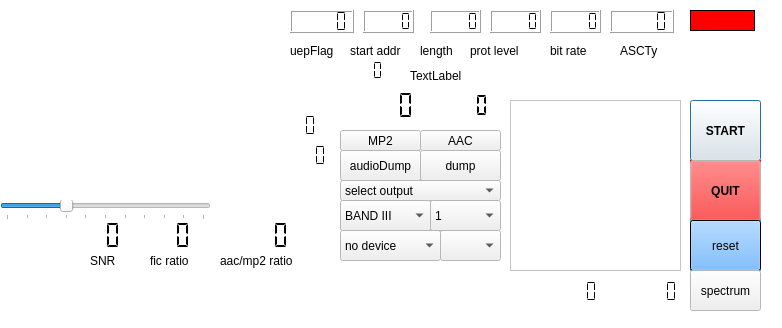
Qt form sdrgui.ui (AlbrechtL/sdr-j-dab) before a commit.
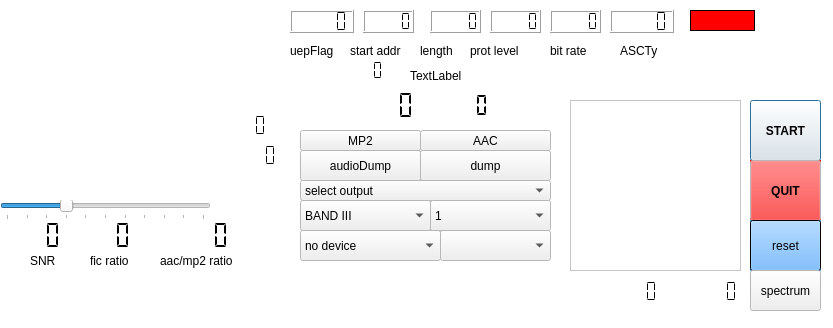
The same form after that commit. Custom widgets are drawn as their Qt base class.

```diff
--- a/sdrgui.ui
+++ b/sdrgui.ui
@@ -7,7 +7,7 @@
    <rect>
     <x>0</x>
     <y>0</y>
-    <width>782</width>
+    <width>833</width>
     <height>328</height>
    </rect>
   </property>
@@ -90,7 +90,7 @@
   <widget class="QPushButton" name="startButton">
    <property name="geometry">
     <rect>
-     <x>690</x>
+     <x>750</x>
      <y>100</y>
      <width>71</width>
      <height>61</height>
@@ -198,7 +198,7 @@
   <widget class="QPushButton" name="QuitButton">
    <property name="geometry">
     <rect>
-     <x>690</x>
+     <x>750</x>
      <y>160</y>
      <width>71</width>
      <height>61</height>
@@ -346,7 +346,7 @@
   <widget class="QLCDNumber" name="sampleRateDisplay">
    <property name="geometry">
     <rect>
-     <x>250</x>
+     <x>200</x>
      <y>140</y>
      <width>81</width>
      <height>31</height>
@@ -534,9 +534,9 @@
   <widget class="QComboBox" name="deviceSelector">
    <property name="geometry">
     <rect>
-     <x>340</x>
+     <x>300</x>
      <y>230</y>
-     <width>101</width>
+     <width>141</width>
      <height>31</height>
     </rect>
    </property>
@@ -559,7 +559,7 @@
   <widget class="QLCDNumber" name="avgTokenLengthDisplay">
    <property name="geometry">
     <rect>
-     <x>250</x>
+     <x>200</x>
      <y>110</y>
      <width>71</width>
      <height>31</height>
@@ -648,7 +648,7 @@
   <widget class="QListView" name="ensembleDisplay">
    <property name="geometry">
     <rect>
-     <x>510</x>
+     <x>570</x>
      <y>100</y>
      <width>171</width>
      <height>171</height>
@@ -787,7 +787,7 @@
     <rect>
      <x>420</x>
      <y>150</y>
-     <width>81</width>
+     <width>131</width>
      <height>31</height>
     </rect>
    </property>
@@ -954,7 +954,7 @@
   <widget class="QLCDNumber" name="errorDisplay">
    <property name="geometry">
     <rect>
-     <x>230</x>
+     <x>170</x>
      <y>220</y>
      <width>61</width>
      <height>31</height>
@@ -994,7 +994,7 @@
   <widget class="QLCDNumber" name="ficRatioDisplay">
    <property name="geometry">
     <rect>
-     <x>130</x>
+     <x>70</x>
      <y>220</y>
      <width>64</width>
      <height>31</height>
@@ -1013,7 +1013,7 @@
   <widget class="QLCDNumber" name="snrDisplay">
    <property name="geometry">
     <rect>
-     <x>60</x>
+     <x>0</x>
      <y>220</y>
      <width>64</width>
      <height>31</height>
@@ -1032,7 +1032,7 @@
   <widget class="QLabel" name="label_8">
    <property name="geometry">
     <rect>
-     <x>90</x>
+     <x>30</x>
      <y>250</y>
      <width>31</width>
      <height>21</height>
@@ -1045,7 +1045,7 @@
   <widget class="QLabel" name="label_9">
    <property name="geometry">
     <rect>
-     <x>150</x>
+     <x>90</x>
      <y>250</y>
      <width>51</width>
      <height>21</height>
@@ -1058,7 +1058,7 @@
   <widget class="QLabel" name="label_10">
    <property name="geometry">
     <rect>
-     <x>220</x>
+     <x>160</x>
      <y>250</y>
      <width>101</width>
      <height>21</height>
@@ -1071,9 +1071,9 @@
   <widget class="QComboBox" name="streamOutSelector">
    <property name="geometry">
     <rect>
-     <x>340</x>
+     <x>300</x>
      <y>180</y>
-     <width>161</width>
+     <width>251</width>
      <height>21</height>
     </rect>
    </property>
@@ -1086,7 +1086,7 @@
   <widget class="QPushButton" name="correctorReset">
    <property name="geometry">
     <rect>
-     <x>690</x>
+     <x>750</x>
      <y>220</y>
      <width>71</width>
      <height>51</height>
@@ -1216,9 +1216,9 @@
   <widget class="QPushButton" name="audioDump">
    <property name="geometry">
     <rect>
-     <x>340</x>
+     <x>300</x>
      <y>150</y>
-     <width>81</width>
+     <width>121</width>
      <height>31</height>
     </rect>
    </property>
@@ -1234,9 +1234,9 @@
   <widget class="QPushButton" name="mp2fileButton">
    <property name="geometry">
     <rect>
-     <x>340</x>
+     <x>300</x>
      <y>130</y>
-     <width>81</width>
+     <width>121</width>
      <height>21</height>
     </rect>
    </property>
@@ -1249,7 +1249,7 @@
     <rect>
      <x>420</x>
      <y>130</y>
-     <width>81</width>
+     <width>131</width>
      <height>21</height>
     </rect>
    </property>
@@ -1260,9 +1260,9 @@
   <widget class="QComboBox" name="bandSelector">
    <property name="geometry">
     <rect>
-     <x>340</x>
+     <x>300</x>
      <y>200</y>
-     <width>91</width>
+     <width>131</width>
      <height>31</height>
     </rect>
    </property>
@@ -1282,7 +1282,7 @@
     <rect>
      <x>440</x>
      <y>230</y>
-     <width>61</width>
+     <width>111</width>
      <height>31</height>
     </rect>
    </property>
@@ -1292,7 +1292,7 @@
     <rect>
      <x>430</x>
      <y>200</y>
-     <width>71</width>
+     <width>121</width>
      <height>31</height>
     </rect>
    </property>
@@ -1400,7 +1400,7 @@
     <rect>
      <x>20</x>
      <y>280</y>
-     <width>511</width>
+     <width>581</width>
      <height>31</height>
     </rect>
    </property>
@@ -1411,7 +1411,7 @@
   <widget class="QPushButton" name="spectrumButton">
    <property name="geometry">
     <rect>
-     <x>690</x>
+     <x>750</x>
      <y>270</y>
      <width>71</width>
      <height>41</height>
@@ -1424,7 +1424,7 @@
   <widget class="QLCDNumber" name="dataErrors">
    <property name="geometry">
     <rect>
-     <x>550</x>
+     <x>610</x>
      <y>280</y>
      <width>64</width>
      <height>23</height>
@@ -1443,7 +1443,7 @@
   <widget class="QLCDNumber" name="ipErrors">
    <property name="geometry">
     <rect>
-     <x>620</x>
+     <x>680</x>
      <y>280</y>
      <width>64</width>
      <height>23</height>
```
